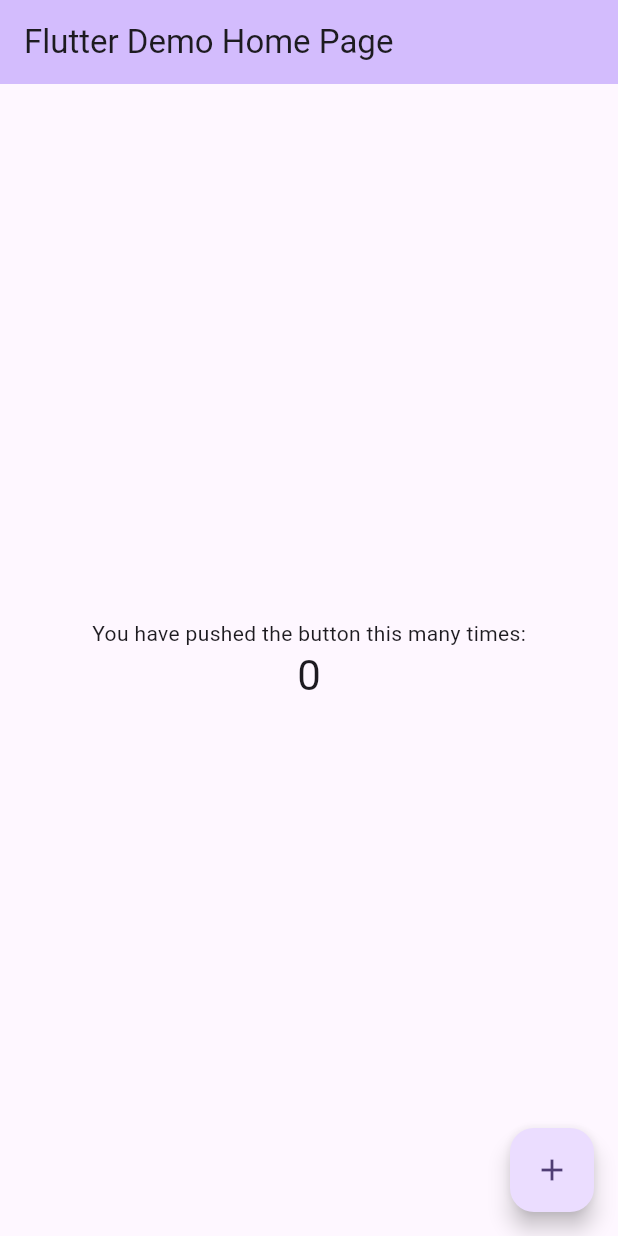
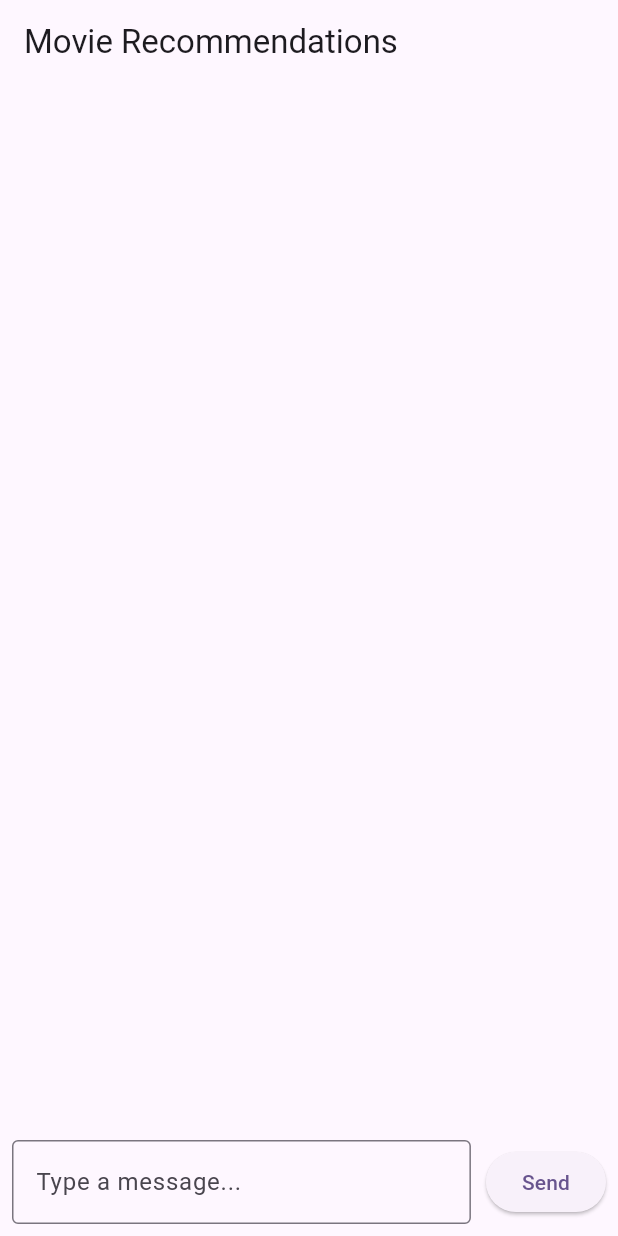
Before and after one commit to qasim-xo/ai_movie_recommendation_app, a Flutter app: the screen it shows after launch, on a phone screen of 412 x 824 dp. Run offline on Flutter 3.47's test engine with Material 3 defaults, Android fonts, the phone set to English and light mode, and no system bars; our stand-ins replace dio, flutter_dotenv, flutter_riverpod, freezed_annotation.

Commit message:
made a movie recommendations system

```diff
--- /dev/null
+++ b/lib/features/home/screens/chat_screen.dart
@@ -0,0 +1,98 @@
+import 'package:ai_movie_recommendation_app/features/home/providers/chat_provider.dart';
+import 'package:flutter/material.dart';
+import 'package:flutter_riverpod/flutter_riverpod.dart';
+
+class ChatScreen extends ConsumerStatefulWidget {
+  const ChatScreen({super.key});
+
+  @override
+  ConsumerState<ChatScreen> createState() => _ChatScreenState();
+}
+
+class _ChatScreenState extends ConsumerState<ChatScreen> {
+  final TextEditingController textController = TextEditingController();
+  @override
+  Widget build(BuildContext context) {
+    final messages = ref.watch(chatProvider).messages;
+    final isTyping = ref.watch(chatProvider).isTyping;
+
+    return Scaffold(
+      appBar: AppBar(
+        title: Column(
+          crossAxisAlignment: CrossAxisAlignment.start,
+          children: [
+            Text('Movie Recommendations'),
+            isTyping == true
+                ? Text(
+                    'AI is typing...',
+                    style: TextStyle(fontSize: 15, color: Colors.green),
+                  )
+                : SizedBox.shrink()
+          ],
+        ),
+      ),
+      body: Column(
+        children: [
+          Expanded(
+            child: ListView.builder(
+              padding: EdgeInsets.all(10),
+              itemCount: messages.length,
+              itemBuilder: (context, index) {
+                final model = messages[index];
+                final role = model.role;
+                final message = model.parts.first.text.trim();
+
+                return Align(
+                  alignment: role == 'user'
+                      ? Alignment.centerRight
+                      : Alignment.centerLeft,
+                  child: Container(
+                    padding: EdgeInsets.all(10),
+                    margin: EdgeInsets.symmetric(vertical: 5, horizontal: 10),
+                    decoration: BoxDecoration(
+                      color: role == 'user' ? Colors.blue : Colors.green,
+                      borderRadius: BorderRadius.circular(10),
+                    ),
+                    child: Text(
+                      message,
+                      style: TextStyle(color: Colors.white),
+                    ),
+                  ),
+                );
+              },
+            ),
+          ),
+          Padding(
+            padding: EdgeInsets.all(8.0),
+            child: Row(
+              children: [
+                Expanded(
+                  child: TextField(
+                    controller: textController,
+                    decoration: InputDecoration(
+                      hintText: 'Type a message...',
+                      border: OutlineInputBorder(),
+                    ),
+                  ),
+                ),
+                SizedBox(width: 10),
+                ElevatedButton(
+                  onPressed: () {
+                    if (textController.text.isNotEmpty) {
+                      ref
+                          .read(chatProvider.notifier)
+                          .addMessage(textController.text);
+                    }
+
+                    textController.text = '';
+                  },
+                  child: Text('Send'),
+                ),
+              ],
+            ),
+          ),
+        ],
+      ),
+    );
+  }
+}
--- a/lib/main.dart
+++ b/lib/main.dart
@@ -1,125 +1,26 @@
+import 'package:ai_movie_recommendation_app/features/home/screens/chat_screen.dart';
 import 'package:flutter/material.dart';
+import 'package:flutter_dotenv/flutter_dotenv.dart';
+import 'package:flutter_riverpod/flutter_riverpod.dart';
 
-void main() {
-  runApp(const MyApp());
+void main() async {
+  await dotenv.load(fileName: ".env");
+  runApp(ProviderScope(child: const MyApp()));
 }
 
 class MyApp extends StatelessWidget {
   const MyApp({super.key});
 
-  // This widget is the root of your application.
   @override
   Widget build(BuildContext context) {
     return MaterialApp(
+      debugShowCheckedModeBanner: false,
       title: 'Flutter Demo',
       theme: ThemeData(
-        // This is the theme of your application.
-        //
-        // TRY THIS: Try running your application with "flutter run". You'll see
-        // the application has a purple toolbar. Then, without quitting the app,
-        // try changing the seedColor in the colorScheme below to Colors.green
-        // and then invoke "hot reload" (save your changes or press the "hot
-        // reload" button in a Flutter-supported IDE, or press "r" if you used
-        // the command line to start the app).
-        //
-        // Notice that the counter didn't reset back to zero; the application
-        // state is not lost during the reload. To reset the state, use hot
-        // restart instead.
-        //
-        // This works for code too, not just values: Most code changes can be
-        // tested with just a hot reload.
         colorScheme: ColorScheme.fromSeed(seedColor: Colors.deepPurple),
         useMaterial3: true,
       ),
-      home: const MyHomePage(title: 'Flutter Demo Home Page'),
+      home: const ChatScreen(),
     );
   }
 }
-
-class MyHomePage extends StatefulWidget {
-  const MyHomePage({super.key, required this.title});
-
-  // This widget is the home page of your application. It is stateful, meaning
-  // that it has a State object (defined below) that contains fields that affect
-  // how it looks.
-
-  // This class is the configuration for the state. It holds the values (in this
-  // case the title) provided by the parent (in this case the App widget) and
-  // used by the build method of the State. Fields in a Widget subclass are
-  // always marked "final".
-
-  final String title;
-
-  @override
-  State<MyHomePage> createState() => _MyHomePageState();
-}
-
-class _MyHomePageState extends State<MyHomePage> {
-  int _counter = 0;
-
-  void _incrementCounter() {
-    setState(() {
-      // This call to setState tells the Flutter framework that something has
-      // changed in this State, which causes it to rerun the build method below
-      // so that the display can reflect the updated values. If we changed
-      // _counter without calling setState(), then the build method would not be
-      // called again, and so nothing would appear to happen.
-      _counter++;
-    });
-  }
-
-  @override
-  Widget build(BuildContext context) {
-    // This method is rerun every time setState is called, for instance as done
-    // by the _incrementCounter method above.
-    //
-    // The Flutter framework has been optimized to make rerunning build methods
-    // fast, so that you can just rebuild anything that needs updating rather
-    // than having to individually change instances of widgets.
-    return Scaffold(
-      appBar: AppBar(
-        // TRY THIS: Try changing the color here to a specific color (to
-        // Colors.amber, perhaps?) and trigger a hot reload to see the AppBar
-        // change color while the other colors stay the same.
-        backgroundColor: Theme.of(context).colorScheme.inversePrimary,
-        // Here we take the value from the MyHomePage object that was created by
-        // the App.build method, and use it to set our appbar title.
-        title: Text(widget.title),
-      ),
-      body: Center(
-        // Center is a layout widget. It takes a single child and positions it
-        // in the middle of the parent.
-        child: Column(
-          // Column is also a layout widget. It takes a list of children and
-          // arranges them vertically. By default, it sizes itself to fit its
-          // children horizontally, and tries to be as tall as its parent.
-          //
-          // Column has various properties to control how it sizes itself and
-          // how it positions its children. Here we use mainAxisAlignment to
-          // center the children vertically; the main axis here is the vertical
-          // axis because Columns are vertical (the cross axis would be
-          // horizontal).
-          //
-          // TRY THIS: Invoke "debug painting" (choose the "Toggle Debug Paint"
-          // action in the IDE, or press "p" in the console), to see the
-          // wireframe for each widget.
-          mainAxisAlignment: MainAxisAlignment.center,
-          children: <Widget>[
-            const Text(
-              'You have pushed the button this many times:',
-            ),
-            Text(
-              '$_counter',
-              style: Theme.of(context).textTheme.headlineMedium,
-            ),
-          ],
-        ),
-      ),
-      floatingActionButton: FloatingActionButton(
-        onPressed: _incrementCounter,
-        tooltip: 'Increment',
-        child: const Icon(Icons.add),
-      ), // This trailing comma makes auto-formatting nicer for build methods.
-    );
-  }
-}
--- a/pubspec.yaml
+++ b/pubspec.yaml
@@ -82,6 +82,9 @@ flutter:
   #   - images/a_dot_burr.jpeg
   #   - images/a_dot_ham.jpeg
 
+  assets:
+  - .env
+
   # An image asset can refer to one or more resolution-specific "variants", see
   # https://flutter.dev/to/resolution-aware-images
 
```
Also changed, not shown: lib/constants/constants.dart (added, +8 -0 lines), lib/features/home/providers/chat_provider.dart (added, +54 -0 lines), lib/model/candidate/candidate.dart (added, +16 -0 lines), lib/model/content/content.dart (added, +15 -0 lines), lib/model/gemini_response/gemini_response.dart (added, +17 -0 lines), lib/model/part/part.dart (added, +10 -0 lines), lib/model/token_details/token_details.dart (added, +12 -0 lines), lib/model/usage_metadata/usage_metadata.dart (added, +18 -0 lines), lib/repository/chat_repo.dart (added, +58 -0 lines), lib/model/candidate/candidate.freezed.dart (added), lib/model/candidate/candidate.g.dart (added), lib/model/content/content.freezed.dart (added), lib/model/content/content.g.dart (added), lib/model/gemini_response/gemini_response.freezed.dart (added), 7 more files, 1 other file.
